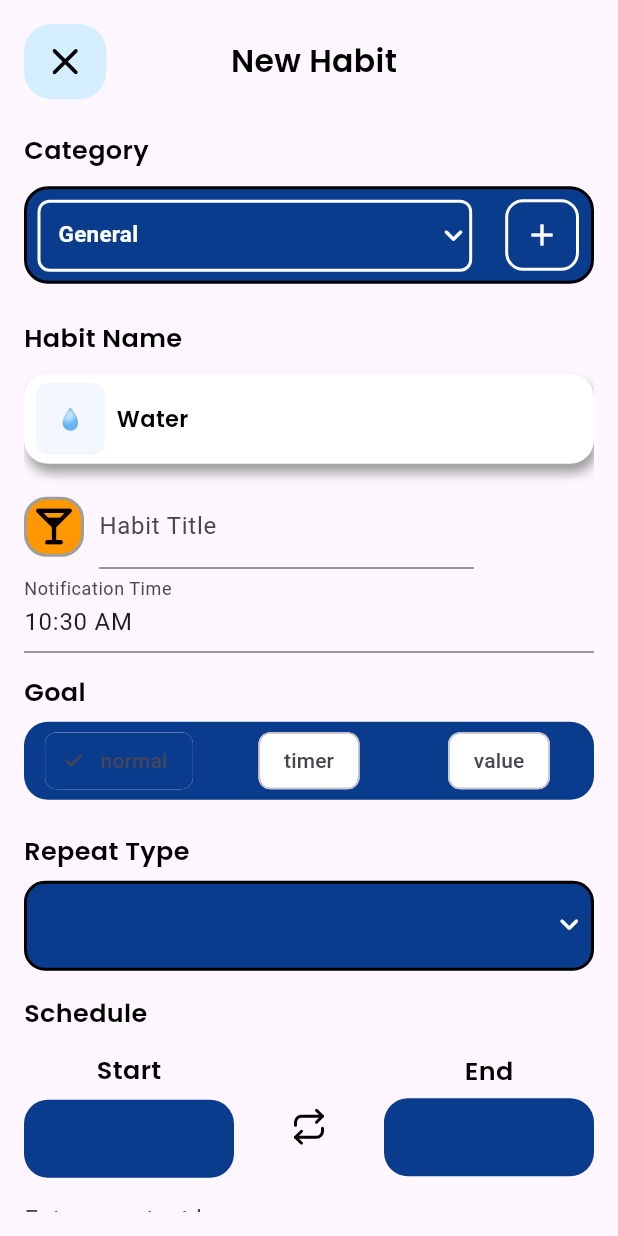
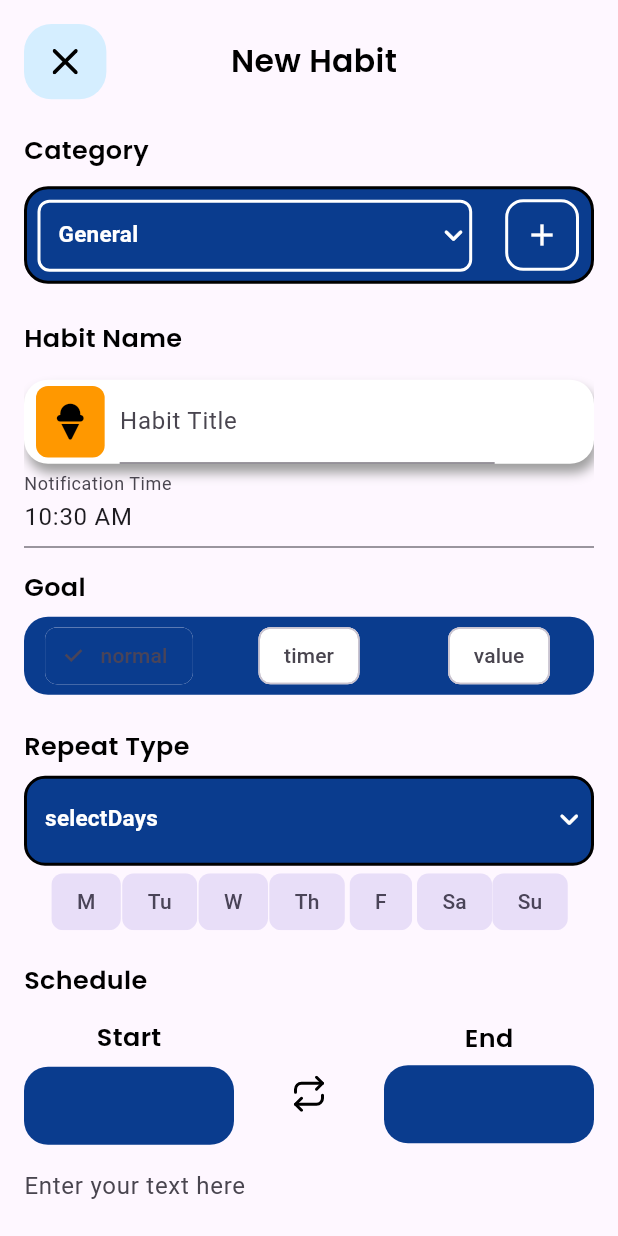
Before and after one commit to pankaj104/hard_challenge, a Flutter app: the AddChallengeScreen screen opened directly, on a phone screen of 412 x 824 dp. Run offline on Flutter 3.47's test engine with Material 3 defaults, Android fonts, the phone set to English and light mode, and no system bars; our stand-ins replace fl_chart, flutter_colorpicker, flutter_screenutil, flutter_svg, font_awesome_flutter, google_fonts and 3 more; missing offline and left inert: bottom_picker, flutter_iconpicker.

Commit message:
merge code with inshal

```diff
--- a/lib/features/addChallenge/add_challenge_screen.dart
+++ b/lib/features/addChallenge/add_challenge_screen.dart
@@ -1,8 +1,5 @@
 import 'dart:developer';
-import 'package:flutter/cupertino.dart';
-import 'package:flutter/foundation.dart';
 import 'package:flutter/material.dart';
-import 'package:flutter/widgets.dart';
 import 'package:flutter_colorpicker/flutter_colorpicker.dart';
 import 'package:flutter_iconpicker/flutter_iconpicker.dart';
 import 'package:flutter_screenutil/flutter_screenutil.dart';
@@ -12,7 +9,6 @@ import 'package:google_fonts/google_fonts.dart';
 import 'package:hard_challenge/utils/app_utils.dart';
 import 'package:hard_challenge/utils/colors.dart';
 import 'package:hard_challenge/utils/image_resource.dart';
-import 'package:hard_challenge/widgets/container_label.dart';
 import 'package:hard_challenge/widgets/headingH1_widget.dart';
 import 'package:hard_challenge/widgets/headingH2_widget.dart';
 import 'package:numberpicker/numberpicker.dart';
@@ -39,9 +35,10 @@ class _AddChallengeScreenState extends State<AddChallengeScreen> {
   String _title = 'Test';
   TimeOfDay _selectedTime = TimeOfDay.now();
   TaskType _taskType = TaskType.normal;
-  RepeatType _repeatType = RepeatType.selectDays;
+  final RepeatType _repeatType = RepeatType.selectDays;
   Duration _timerDuration = const Duration(minutes: 1); // default 00:01:00
   int _taskValue = 5; // default value 5
+  RepeatType _repeatSelectedItem = RepeatType.selectDays;
 
   DateTime? _startDate;
   DateTime? _endDate ;
@@ -50,17 +47,24 @@ class _AddChallengeScreenState extends State<AddChallengeScreen> {
   int selectedTimesPerWeek = 2;
   int selectedTimesPerMonth = 1;
 
+  List<String> repeatItems = [
+    RepeatType.selectDays.toString(),
+    RepeatType.weekly.toString(),
+    RepeatType.monthly.toString(),
+    RepeatType.selectedDate.toString(),
+  ];
+
   TextEditingController notecontroller = TextEditingController();
   String? habitNote ;
 
 
-  IconData icon_selected = FontAwesomeIcons.glassMartiniAlt;
+  IconData iconSelected = FontAwesomeIcons.iceCream;
   void _openColorPicker() async {
     Color? pickedColor = await showDialog(
       context: context,
       builder: (context) {
         Color tempSelectedColor = selectedColor;
-        IconData selectedIcon = icon_selected;
+        IconData selectedIcon = iconSelected;
 
         return StatefulBuilder(
           builder: (context, setState) {
@@ -79,7 +83,7 @@ class _AddChallengeScreenState extends State<AddChallengeScreen> {
                       if (newIcon != null) {
                         setState(() {
                           selectedIcon = newIcon;
-                          icon_selected = newIcon;
+                          iconSelected = newIcon;
                         });
                       }
                     },
@@ -165,7 +169,7 @@ class _AddChallengeScreenState extends State<AddChallengeScreen> {
         // title: const Text('Add Challenge'),
       ),
       body: Padding(
-        padding:  EdgeInsets.all(16.0),
+        padding:  const EdgeInsets.all(16.0),
         child: Form(
           key: _formKey,
           child:
@@ -194,8 +198,8 @@ class _AddChallengeScreenState extends State<AddChallengeScreen> {
                     Align(
                       alignment: Alignment.centerLeft,
                       child: Padding(
-                        padding:  EdgeInsets.only(top: 22, bottom: 6),
-                        child: Container(
+                        padding:  const EdgeInsets.only(top: 22, bottom: 6),
+                        child: SizedBox(
                           height: 26,
                           width: double.infinity,
                           child: HeadingH1Widget("Category"),
@@ -203,7 +207,7 @@ class _AddChallengeScreenState extends State<AddChallengeScreen> {
                       ),
                     ),
                     Padding(
-                      padding:  EdgeInsets.only( top: 4, bottom: 2,),
+                      padding:  const EdgeInsets.only( top: 4, bottom: 2,),
                       child: Container(
                         height: 65,
                         width: double.infinity,
@@ -220,8 +224,8 @@ class _AddChallengeScreenState extends State<AddChallengeScreen> {
                             Expanded(
                               child:
                               Padding(
-                                padding: EdgeInsets.only(left: 7,top: 7,bottom: 5),
-                                child: Container(
+                                padding: const EdgeInsets.only(left: 7,top: 7,bottom: 5),
+                                child: SizedBox(
                                   height:60.h,
                                   width: double.infinity,
                                   child: DropdownButtonFormField<String>(
@@ -234,7 +238,7 @@ class _AddChallengeScreenState extends State<AddChallengeScreen> {
                                     items: categories
                                         .map((category) => DropdownMenuItem<String>(
                                       value: category,
-                                      child: Text(category,style: TextStyle(color: ColorStrings.whiteColor,
+                                      child: Text(category,style: const TextStyle(color: ColorStrings.whiteColor,
                                           fontSize: 15, fontWeight: FontWeight.w600), ),
                                     ))
                                         .toList(),
@@ -244,15 +248,15 @@ class _AddChallengeScreenState extends State<AddChallengeScreen> {
                                       });
                                     },
                                     decoration: InputDecoration(
-                                      contentPadding: EdgeInsets.only(left: 10, top: 5, bottom: 5, right: 5),
-                                      enabledBorder: OutlineInputBorder(
+                                      contentPadding: const EdgeInsets.only(left: 10, top: 5, bottom: 5, right: 5),
+                                      enabledBorder: const OutlineInputBorder(
                                         borderSide: BorderSide(color: ColorStrings.whiteColor,width: 2),
                                         borderRadius: BorderRadius.all(
                                           Radius.circular(8.0),),
                                       ),
                                       focusedBorder: OutlineInputBorder(
                                         borderRadius: BorderRadius.circular(8),
-                                        borderSide:  BorderSide(color: ColorStrings.whiteColor,width: 2),
+                                        borderSide:  const BorderSide(color: ColorStrings.whiteColor,width: 2),
                                       ),
                                     ),
                                   ),
@@ -260,7 +264,7 @@ class _AddChallengeScreenState extends State<AddChallengeScreen> {
                               ),
                             ),
                             Padding(
-                              padding: EdgeInsets.only(left: 22, right: 8, top: 5, bottom: 5),
+                              padding: const EdgeInsets.only(left: 22, right: 8, top: 5, bottom: 5),
                               child: Container(
                                 height: 40.h,
                                 width: 43.w,
@@ -269,7 +273,7 @@ class _AddChallengeScreenState extends State<AddChallengeScreen> {
                                   border: Border.all(width: 2,color: ColorStrings.whiteColor)
                                 ),
                                 child: IconButton(
-                                  icon:  Icon(Icons.add,color: ColorStrings.whiteColor,),
+                                  icon:  const Icon(Icons.add,color: ColorStrings.whiteColor,),
                                   onPressed: () => _addNewCategory(context),
                                 ),
                               ),
@@ -280,30 +284,29 @@ class _AddChallengeScreenState extends State<AddChallengeScreen> {
                     ),
                   ],
                 ),
-                SizedBox(height: 8,),
+                const SizedBox(height: 8,),
                 Column(
                   children: [
                     Align(
                       alignment: Alignment.centerLeft,
                       child: Padding(
-                        padding:  EdgeInsets.only(top: 14, bottom: 6),
-                        child: Container(
+                        padding:  const EdgeInsets.only(top: 14, bottom: 6),
+                        child: SizedBox(
                           height: 26,
                           width: double.infinity,
                           child: HeadingH1Widget("Habit Name"),
                         ),
                       ),
                     ),
-                    Padding(
-                      padding:  EdgeInsets.only( top: 4, bottom: 6,),
-                      child: Container(
-                        height: 60,
-                        width: double.infinity,
-                        // margin:EdgeInsets.only(left: 10, right: 10)
+                  ],
+                ),
+                const SizedBox(height: 8,),
+
+                    Container(
                       decoration: BoxDecoration(
                         borderRadius: BorderRadius.circular(16),
                         color: ColorStrings.whiteColor,
-                            boxShadow: [
+                        boxShadow: const [
                           BoxShadow(
                               offset: Offset(2.0, 6.0),
                               color: Colors.grey,
@@ -311,138 +314,29 @@ class _AddChallengeScreenState extends State<AddChallengeScreen> {
                               spreadRadius: 0.0
                           ),],
                       ),
-                        child:
-                        Row(
-                          mainAxisAlignment: MainAxisAlignment.start,
-                          children: [
-                            Container(
-                              margin: EdgeInsets.only(left: 8),
-                              height: 40.h,
-                              width: 40.w,
-                              child: Center(child: Text("💧")),
-                              decoration: BoxDecoration(
-                                borderRadius: BorderRadius.circular(8),
-                                color: ColorStrings.havelockBlue
-                              ),
-                            ),
-                            Expanded(
-                              child: Padding(
-                                padding:  EdgeInsets.only(left: 8),
-                                child: ContainerLabelWidget("Water"),
-                              ),
-                            ),
-                          ],
-                        ),
-                      ),
-                    ),
-                  ],
-                ),
-                SizedBox(height: 8,),
-                //Goal Column is commented
-                // Column(
-                //   children: [
-                //     Align(
-                //       alignment: Alignment.centerLeft,
-                //       child: Padding(
-                //         padding:  EdgeInsets.only(top: 14,bottom:4),
-                //         child: Container(
-                //           height: 26,
-                //           width: 41,
-                //           child: HeadingH1Widget("Goal"),
-                //         ),
-                //       ),
-                //     ),
-                //     Padding(
-                //       padding:  EdgeInsets.only( bottom: 6,),
-                //       child: Container(
-                //         height: 60,
-                //         width: 400,
-                //         // margin:EdgeInsets.only(left: 10, right: 10)
-                //         decoration: BoxDecoration(
-                //           borderRadius: BorderRadius.circular(16),
-                //           color: ColorStrings.headingBlue,
-                //         ),
-                //         child:
-                //         Row(
-                //           children: [
-                //             Row(
-                //               mainAxisAlignment: MainAxisAlignment.spaceEvenly,
-                //               children: TaskType.values.map((type) {
-                //                 return ChoiceChip(
-                //                   label: Text(type.toString().split('.').last),
-                //                   selected: _taskType == type,
-                //                   onSelected: (selected) {
-                //                     setState(() {
-                //                       _taskType = type;
-                //                     });
-                //                   },
-                //                 );
-                //               }).toList(),
-                //             ),
-                //             if (_taskType == TaskType.timer)
-                //               TextFormField(
-                //                 readOnly: true,
-                //                 decoration: const InputDecoration(
-                //                     labelText: 'Timer Duration'),
-                //                 onTap: () async {
-                //                   Duration? picked = await showDurationPicker(
-                //                     context: context,
-                //                     initialDuration: _timerDuration,
-                //                   );
-                //                   if (picked != null) {
-                //                     setState(() {
-                //                       _timerDuration = picked;
-                //                     });
-                //                   }
-                //                 },
-                //                 controller: TextEditingController(
-                //                   text: _timerDuration
-                //                       .toString()
-                //                       .split('.')
-                //                       .first
-                //                       .padLeft(8, '0'),
-                //                 ),
-                //               ),
-                //             if (_taskType == TaskType.value)
-                //               TextFormField(
-                //                 decoration: const InputDecoration(labelText: 'Task Value'),
-                //                 keyboardType: TextInputType.number,
-                //                 initialValue: _taskValue.toString(),
-                //                 onSaved: (value) {
-                //                   _taskValue = int.parse(value!);
-                //                 },
-                //               ),
-                //           ],
-                //         ),
-                //       ),
-                //     ),
-                //   ],
-                // ),
-
-                //Pankaj's code
-                    Row(
+                      child: Row(
                         children: [
                           GestureDetector(
                             onTap: _openColorPicker,
                             child: Container(
-                            width: 40,
-                            height: 40,
+                              margin: const EdgeInsets.only(left: 8),
+                              height: 40.h,
+                              width: 40.w,
                               decoration: BoxDecoration(
-                              color: selectedColor,
-                              borderRadius: BorderRadius.circular(15),
-                              border: Border.all(color: Colors.grey, width: 2),
+                                  borderRadius: BorderRadius.circular(8),
+                                  color: selectedColor
                               ),
-                            child: Icon(icon_selected, color: Colors.black),
+                              child: Icon(iconSelected, color: Colors.black),
                             ),
                           ),
 
-                        SizedBox(width: 10,),
+                          const SizedBox(width: 10,),
 
 
                           SizedBox(
                             width: 250,
                             child: TextFormField(
-                            decoration:  InputDecoration(
+                              decoration:  const InputDecoration(
                                   labelText: 'Habit Title'),
                               validator: (value) {
                                 if (value!.isEmpty) {
@@ -456,6 +350,7 @@ class _AddChallengeScreenState extends State<AddChallengeScreen> {
                             ),
                           ),
                         ],
+                      ),
                     ),
 
                 TextFormField(
@@ -479,11 +374,11 @@ class _AddChallengeScreenState extends State<AddChallengeScreen> {
                 Align(
                   alignment: Alignment.centerLeft,
                     child: Padding(
-                      padding:  EdgeInsets.only(top: 14, bottom: 8),
+                      padding:  const EdgeInsets.only(top: 14, bottom: 8),
                       child: HeadingH1Widget("Goal"),
                     )),
                 Padding(
-                  padding: EdgeInsets.only(bottom: 8),
+                  padding: const EdgeInsets.only(bottom: 8),
                   child: Container(
                     width: double.infinity,
                     height: 52,
@@ -550,7 +445,7 @@ class _AddChallengeScreenState extends State<AddChallengeScreen> {
                 Align(
                     alignment: Alignment.centerLeft,
                     child: Padding(
-                      padding:  EdgeInsets.only(top: 14, bottom: 8),
+                      padding:  const EdgeInsets.only(top: 14, bottom: 8),
                       child: HeadingH1Widget("Repeat Type"),
                     )),
                 Container(
@@ -562,31 +457,38 @@ class _AddChallengeScreenState extends State<AddChallengeScreen> {
                       border: Border.all(width: 2,),
                   ),
                   child: Padding(
-                    padding:  EdgeInsets.only(top: 3,left: 2, right: 2),
-                    child: DropdownButtonFormField<String>(
+                    padding:  const EdgeInsets.only(top: 3,left: 2, right: 2),
+                    child: DropdownButtonFormField<RepeatType>(
                       value: _repeatSelectedItem,
                       dropdownColor: ColorStrings.headingBlue,
-                      icon:  Icon(Icons.keyboard_arrow_down_rounded),
+                      icon:  const Icon(Icons.keyboard_arrow_down_rounded),
                       iconSize: 25,
                       iconEnabledColor: ColorStrings.whiteColor,
                       itemHeight: 50,
-                      items: repeatItems.map((item) => DropdownMenuItem<String>(
+                      items: RepeatType.values.map((RepeatType item) {
+                        return DropdownMenuItem<RepeatType>(
                           value: item,
-                          child: Text(item,
-                            style: TextStyle(color: ColorStrings.whiteColor,
-                              fontSize: 15, fontWeight: FontWeight.w600), ),
-                        )).toList(),
-                      onChanged: (value) {
+                          child: Text(
+                            item.toString().split('.').last,
+                            style: const TextStyle(
+                              color: ColorStrings.whiteColor,
+                              fontSize: 15,
+                              fontWeight: FontWeight.w600,
+                            ),
+                          ),
+                        );
+                      }).toList(),
+                      onChanged: (RepeatType? value) {
                         setState(() {
                           _repeatSelectedItem = value! ;
                           print(_repeatSelectedItem);
                         });
                       },
-                      decoration: InputDecoration(border: InputBorder.none,
+                      decoration: const InputDecoration(border: InputBorder.none,
                         contentPadding: EdgeInsets.only(left: 10, top: 5, bottom: 5, right: 5),
                     ),),
                   ),),
-                if (_repeatType == RepeatItems.selectedDays)
+                if (_repeatSelectedItem == RepeatType.selectDays)
                   Wrap(
                     children: [
                       {'M': 1},
@@ -618,7 +520,7 @@ class _AddChallengeScreenState extends State<AddChallengeScreen> {
                   ),
                 // if (_repeatSelectedItem == RepeatType.selectedDate)
 
-                if (_repeatType == RepeatType.weekly)
+                if (_repeatSelectedItem == RepeatType.weekly)
                   Row(
                     children: [
 
@@ -628,13 +530,13 @@ class _AddChallengeScreenState extends State<AddChallengeScreen> {
                       ),
                       ElevatedButton(
                         onPressed: _showWeeklyTimesPicker,
-                        child:  Text('Change'),
+                        child:  const Text('Change'),
                       ),
 
                     ],
                   ),
 
-                if (_repeatType == RepeatType.monthly)
+                if (_repeatSelectedItem == RepeatType.monthly)
                   Row(
                     children: [
 
@@ -645,13 +547,13 @@ class _AddChallengeScreenState extends State<AddChallengeScreen> {
 
                       ElevatedButton(
                         onPressed: _showMontlyimesPicker,
-                        child:  Text('Change'),
+                        child:  const Text('Change'),
                       ),
 
                     ],
                   ),
 
-                if (_repeatType == RepeatType.selectedDate)
+                if (_repeatSelectedItem == RepeatType.selectedDate)
                   Column(
                     children: [
                       TableCalendar(
@@ -680,7 +582,7 @@ class _AddChallengeScreenState extends State<AddChallengeScreen> {
                 Column(
                   children: [
                     Padding(
-                      padding: EdgeInsets.only(top: 16, bottom: 12),
+                      padding: const EdgeInsets.only(top: 16, bottom: 12),
                       child: Align(
                         alignment: Alignment.centerLeft,
                         child: SizedBox(
@@ -695,7 +597,7 @@ class _AddChallengeScreenState extends State<AddChallengeScreen> {
                         Column(
                           children: [
                             Padding(
-                              padding:  EdgeInsets.only(bottom: 8),
+                              padding:  const EdgeInsets.only(bottom: 8),
                               child: HeadingH1Widget("Start"),
                             ),
                             Container(
@@ -706,7 +608,7 @@ class _AddChallengeScreenState extends State<AddChallengeScreen> {
                                 color: ColorStrings.headingBlue
                               ),
                               child: Padding(
-                                padding: EdgeInsets.all(15.0),
+                                padding: const EdgeInsets.all(15.0),
                                 child: TextFormField(
                                   style: GoogleFonts.poppins(fontSize: 15,color: ColorStrings.whiteColor, fontWeight: FontWeight.w600,),
                                   readOnly: true,
@@ -737,7 +639,7 @@ class _AddChallengeScreenState extends State<AddChallengeScreen> {
                         ),
                         Expanded(
                           child: Padding(
-                            padding:  EdgeInsets.only(top: 16),
+                            padding:  const EdgeInsets.only(top: 16),
                             child: SizedBox(
                               width: 32,
                               child: SvgPicture.asset(ImageResource.shuffleIcon),
@@ -747,7 +649,7 @@ class _AddChallengeScreenState extends State<AddChallengeScreen> {
                         Column(
                           children: [
                             Padding(
-                              padding:  EdgeInsets.only(bottom: 6),
+                              padding:  const EdgeInsets.only(bottom: 6),
                               child: HeadingH1Widget("End"),
                             ),
                             Container(
@@ -758,7 +660,7 @@ class _AddChallengeScreenState extends State<AddChallengeScreen> {
                                   color: ColorStrings.headingBlue
                               ),
                               child: Padding(
-                                padding: EdgeInsets.all(15.0),
+                                padding: const EdgeInsets.all(15.0),
                                 child: TextFormField(
                                   style: GoogleFonts.poppins(fontSize: 15,color: ColorStrings.whiteColor, fontWeight: FontWeight.w600,),
                                   readOnly: true,
@@ -872,12 +774,12 @@ class _AddChallengeScreenState extends State<AddChallengeScreen> {
     showDialog(
       context: context,
       builder: (BuildContext context) {
-        final TextEditingController _newCategoryController =
+        final TextEditingController newCategoryController =
         TextEditingController();
         return AlertDialog(
           title: const Text('Add New Category'),
           content: TextField(
-            controller: _newCategoryController,
+            controller: newCategoryController,
             decoration:
             const InputDecoration(hintText: 'Enter new category'),
           ),
@@ -891,7 +793,7 @@ class _AddChallengeScreenState extends State<AddChallengeScreen> {
             TextButton(
               onPressed: () {
                 setState(() {
-                  String newCategory = _newCategoryController.text;
+                  String newCategory = newCategoryController.text;
                   if (newCategory.isNotEmpty &&
                       !categories.contains(newCategory)) {
                     categories.add(newCategory);
@@ -915,7 +817,7 @@ class _AddChallengeScreenState extends State<AddChallengeScreen> {
       final newHabit = Habit(
         title: _title,
         category: _selectedCategory,
-        habitIcon: icon_selected,
+        habitIcon: iconSelected,
         iconBgColor: selectedColor,
         notificationTime: _selectedTime,
         taskType: _taskType,
@@ -947,7 +849,7 @@ class _AddChallengeScreenState extends State<AddChallengeScreen> {
         });
       },
 
-       pickerTitle: Center(child: Text('Select Times per week')),
+       pickerTitle: const Center(child: Text('Select Times per week')),
       selectedItemIndex: selectedTimesPerWeek-1,
     ).show(context);
   }
@@ -962,7 +864,7 @@ class _AddChallengeScreenState extends State<AddChallengeScreen> {
         });
       },
 
-      pickerTitle: Center(child: Text('Select Times per Month')),
+      pickerTitle: const Center(child: Text('Select Times per Month')),
       selectedItemIndex: selectedTimesPerMonth-1,
     ).show(context);
   }
--- a/lib/utils/app_utils.dart
+++ b/lib/utils/app_utils.dart
@@ -10,8 +10,6 @@ final List<int> selectedDays = [1, 2, 3, 4, 5, 6, 7];
 //Repeat type container items
 final List<String> repeatItems = ['Selected Days', 'Weekly', 'Monthly', 'Selected Date' ];
 
-final List<int> selectedDays = [];
-
 
 final List<DateTime> selectedDates = [];
 
```
Lines whose indentation alone changed are shown as unchanged.
